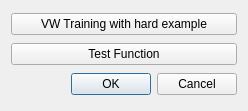
The window that visualwordtestdialog.ui (LangYH/3DMonster) describes before a commit, drawn with Qt 5.
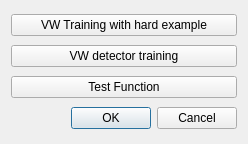
The same window after the commit.

The edit to the form file:
```diff
--- a/visualwordtestdialog.ui
+++ b/visualwordtestdialog.ui
@@ -7,7 +7,7 @@
     <x>0</x>
     <y>0</y>
     <width>248</width>
-    <height>111</height>
+    <height>144</height>
    </rect>
   </property>
   <property name="windowTitle">
@@ -22,13 +22,20 @@
     </widget>
    </item>
    <item row="1" column="0">
+    <widget class="QPushButton" name="visualWordDetectorTrainingButton">
+     <property name="text">
+      <string>VW detector training</string>
+     </property>
+    </widget>
+   </item>
+   <item row="2" column="0">
     <widget class="QPushButton" name="testFuncButton">
      <property name="text">
       <string>Test Function</string>
      </property>
     </widget>
    </item>
-   <item row="2" column="0">
+   <item row="3" column="0">
     <widget class="QDialogButtonBox" name="buttonBox">
      <property name="orientation">
       <enum>Qt::Horizontal</enum>
```
